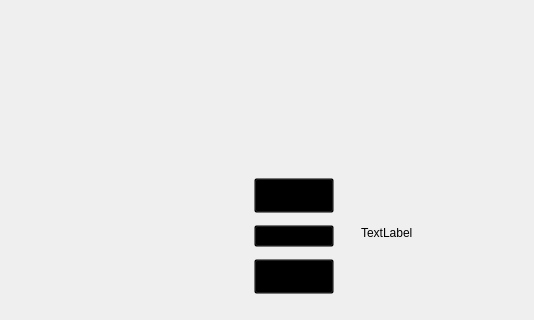
This is game_page.ui in Saeedfhm/T_Monsters as Qt 5 draws it before an edit; both pictures show x 0 to 534 and y 480 to 800 of the 1200 by 800 pixel window. The edited form follows.
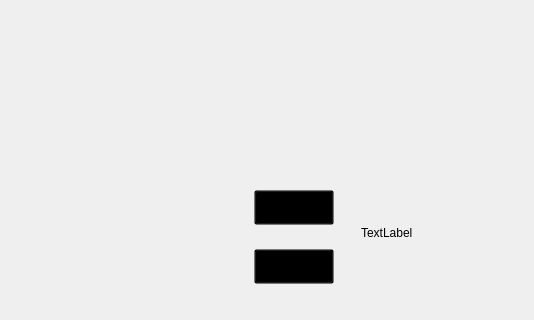
This is the edited form. Icons and pictures are not drawn.

```diff
--- a/game_page.ui
+++ b/game_page.ui
@@ -240,13 +240,6 @@
                </property>
               </widget>
              </item>
-             <item>
-              <widget class="QPushButton" name="pushButton">
-               <property name="text">
-                <string>Add agent</string>
-               </property>
-              </widget>
-             </item>
              <item>
               <widget class="QPushButton" name="start_game">
                <property name="minimumSize">
```
Left out of the diff: 4 changed lines with no effect on the pictures.
